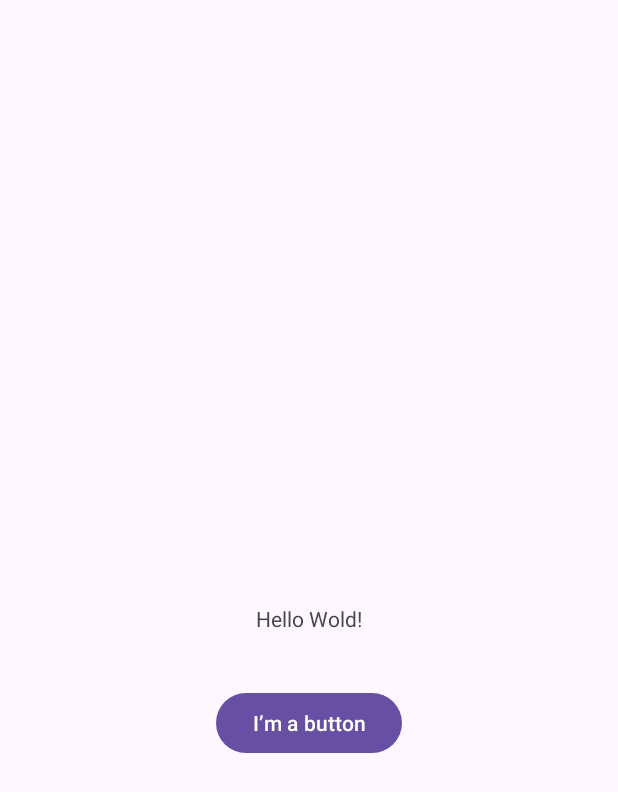
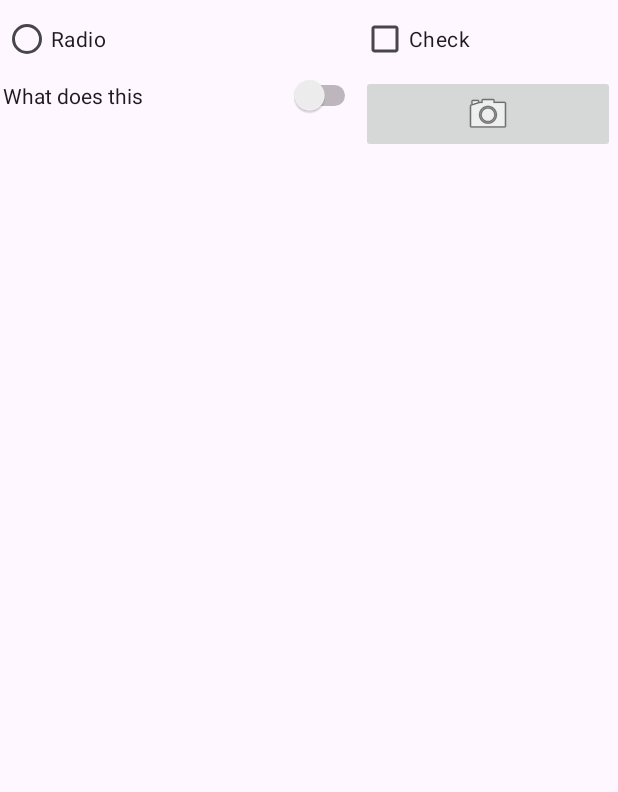
Before and after one commit to nsubhash311/AndroidAssignments, an Android app: the screen it shows after launch (MainActivity before the commit, ListItemsActivity after it), on a phone screen of 412 x 824 dp. Shown: the top 792 px of the screen. Run offline under Robolectric (Android 15) with nearby library versions, the phone set to English and light mode, and no system bars.

Commit message:
Added 3 activities for part 2

```diff
--- /dev/null
+++ b/app/src/main/java/com/example/androidassignments/ListItemsActivity.java
@@ -0,0 +1,14 @@
+package com.example.androidassignments;
+
+import androidx.appcompat.app.AppCompatActivity;
+
+import android.os.Bundle;
+
+public class ListItemsActivity extends AppCompatActivity {
+
+    @Override
+    protected void onCreate(Bundle savedInstanceState) {
+        super.onCreate(savedInstanceState);
+        setContentView(R.layout.activity_list_items);
+    }
+}
--- /dev/null
+++ b/app/src/main/res/layout/activity_list_items.xml
@@ -0,0 +1,39 @@
+<?xml version="1.0" encoding="utf-8"?>
+<GridLayout xmlns:android="http://schemas.android.com/apk/res/android"
+    xmlns:app="http://schemas.android.com/apk/res-auto"
+    xmlns:tools="http://schemas.android.com/tools"
+    android:layout_width="match_parent"
+    android:layout_height="wrap_content"
+    tools:context=".ListItemsActivity"
+        android:layout_margin="2dp"
+        android:columnCount="2"
+        android:rowCount="2">
+
+    <RadioButton
+        android:id="@+id/radioButton"
+        android:layout_width="wrap_content"
+        android:layout_height="wrap_content"
+        android:layout_columnWeight="1"
+        android:text="@string/RadioButton" />
+
+    <CheckBox
+        android:id="@+id/checkBox"
+        android:layout_width="wrap_content"
+        android:layout_height="wrap_content"
+        android:layout_columnWeight="1"
+        android:text="@string/CheckBox" />
+
+    <Switch
+        android:id="@+id/switch1"
+        android:layout_width="wrap_content"
+        android:layout_height="wrap_content"
+        android:layout_columnWeight="1"
+        android:text="@string/Whatdoesthisdo" />
+
+    <ImageButton
+        android:id="@+id/imageButton"
+        android:layout_width="wrap_content"
+        android:layout_height="wrap_content"
+        android:layout_columnWeight="1"
+        android:src="@android:drawable/ic_menu_camera" />
+</GridLayout>
--- a/app/src/main/res/values/strings.xml
+++ b/app/src/main/res/values/strings.xml
@@ -2,7 +2,11 @@
     <string name="app_name">AndroidAssignments</string>
     <string name="hello_message">Hello Wold!</string>
     <string name="ButtonText">I\’m a button</string>
-    <string name="LoginText">Login</string>
-    <string name="LoginNameText">Login Name</string>
-
+    <string name="Login">Login</string>
+    <string name="LoginName">Login Name</string>
+    <string name="Password">pass</string>
+    <string name="passwordplaceholder">password</string>
+    <string name="RadioButton">Radio</string>
+    <string name="CheckBox">Check</string>
+    <string name="Whatdoesthisdo">What does this</string>
 </resources>
```
Also changed, not shown: app/src/main/AndroidManifest.xml (+12 -7 lines), app/src/main/res/layout/activity_login.xml (+18 -3 lines), 1 other file.
